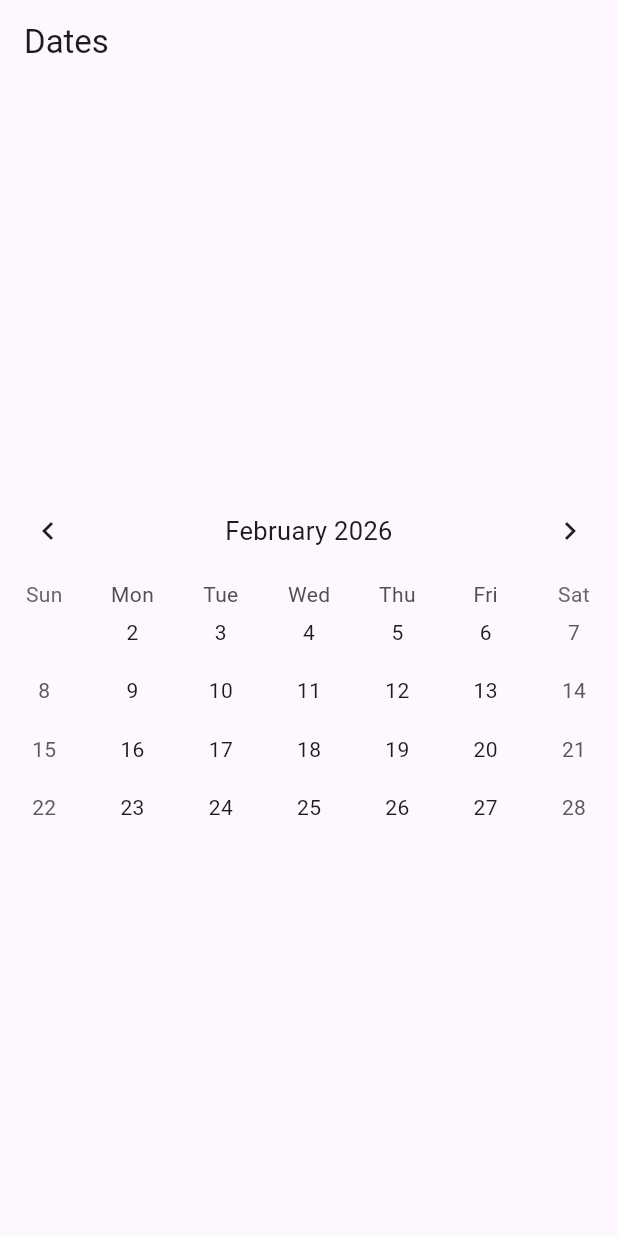
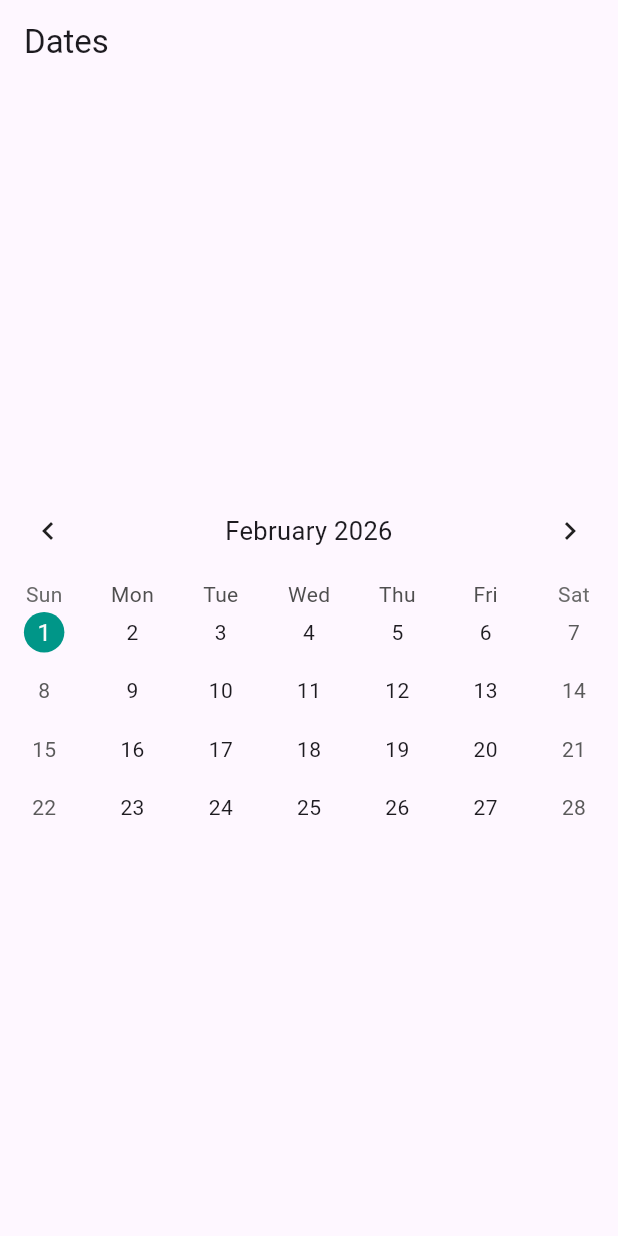
Before and after one commit to Amjadyabroudi128/newApp, a Flutter app: the screen it shows after launch, on a phone screen of 412 x 824 dp. Run offline on Flutter 3.47's test engine with Material 3 defaults, Android fonts, the phone set to English and light mode, and no system bars; drawn by our look-alikes of table_calendar; our stand-ins replace fluttertoast, font_awesome_flutter.

Commit message:
dates color

```diff
--- a/lib/core/Colors.dart
+++ b/lib/core/Colors.dart
@@ -4,4 +4,5 @@ class MyColors {
   static Color toastMessage = Colors.white;
   static Color toastBackGround = Colors.black54;
   static Color crossHair = Colors.red;
+  static Color dates = Colors.teal;
 }
```
